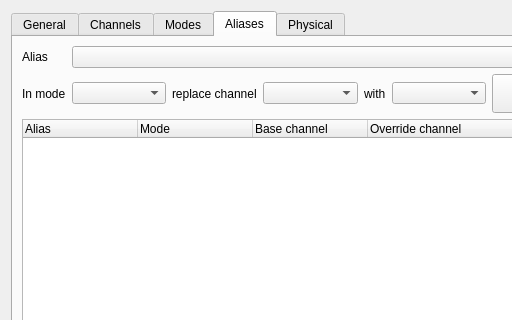
This is fixtureeditor/fixtureeditor.ui in mcallegari/qlcplus as Qt 5 draws it before an edit; both pictures show x 0 to 512 and y 0 to 320 of the 600 by 500 pixel window. The edited form follows.
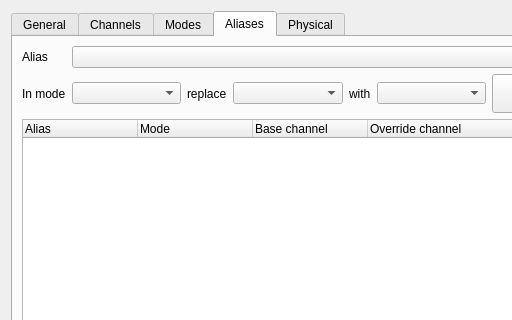
This is the edited form. The open tabs and pages were chosen to show the change. Icons and pictures are not drawn.

Commit message: ui: preserve values on alias change and handle aliases in Simple Desk

The edit to the form file:
```diff
--- a/fixtureeditor/fixtureeditor.ui
+++ b/fixtureeditor/fixtureeditor.ui
@@ -650,7 +650,7 @@
          <item row="1" column="2">
           <widget class="QLabel" name="m_aliasReplaceLabel">
            <property name="text">
-            <string>replace channel</string>
+            <string>replace</string>
            </property>
           </widget>
          </item>
```
The commit also changes 3 other files.
